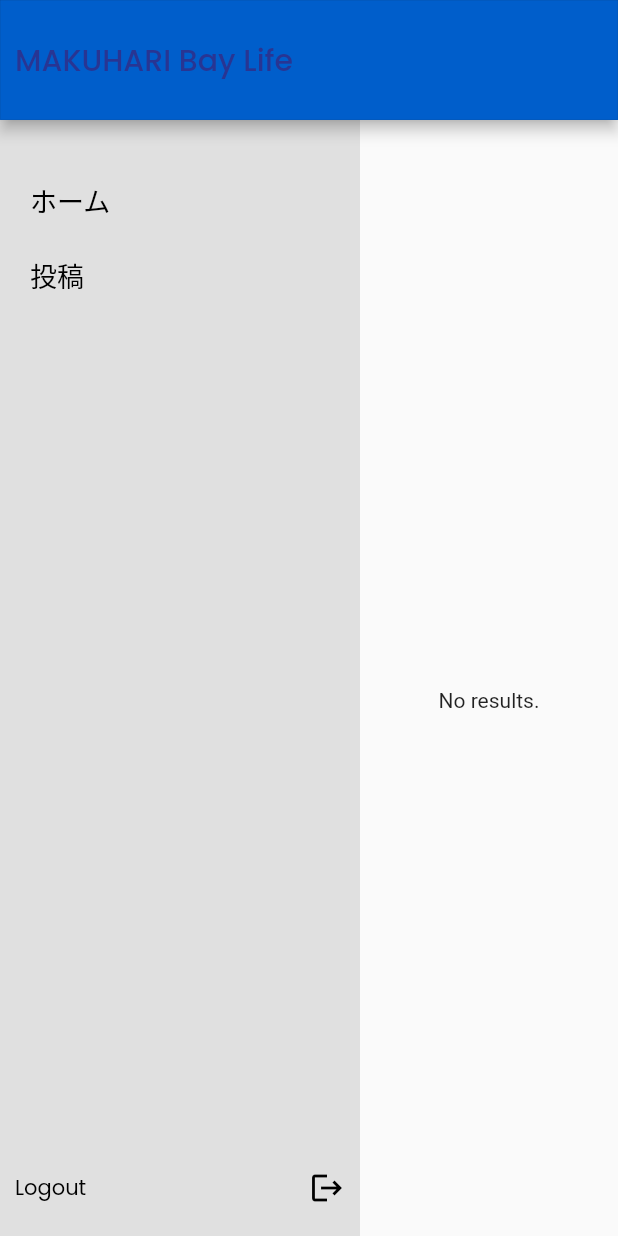
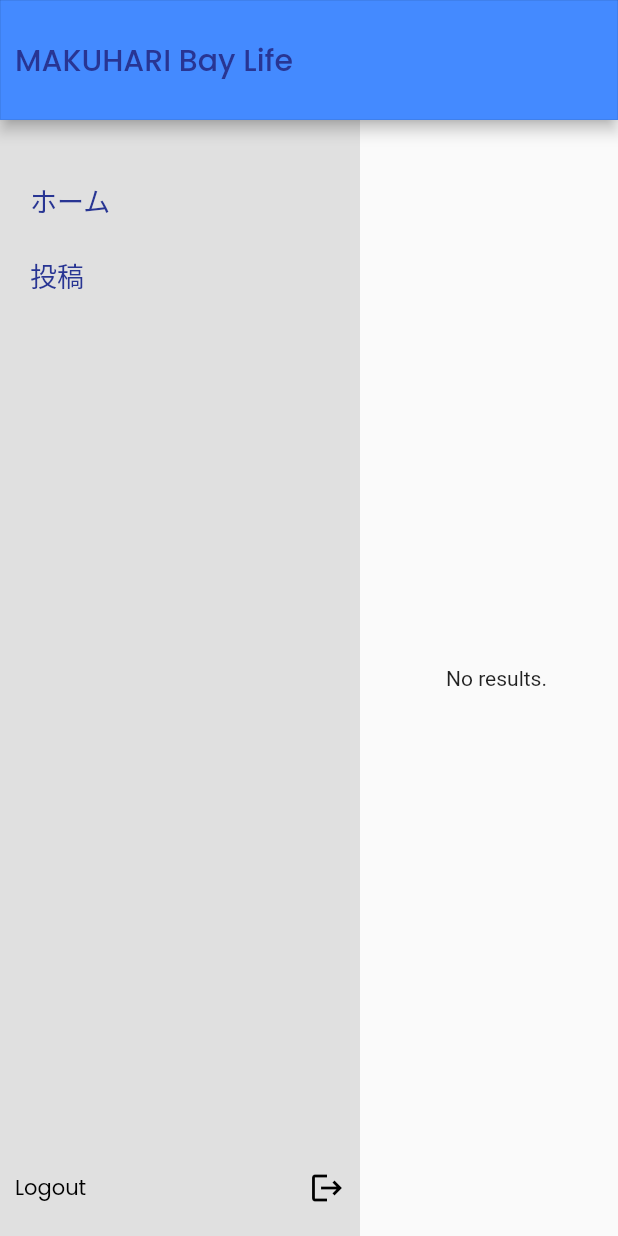
Before and after one commit to takase-pd/baylifeweb, a Flutter app: the HomePageWidget screen opened directly, on a phone screen of 412 x 824 dp. Run offline on Flutter 3.47's test engine with Material 2 defaults, Android fonts, the phone set to English and light mode, and no system bars; our stand-ins replace auto_size_text, built_collection, built_value, cloud_firestore, firebase_auth, firebase_core and 10 more; accounts and stored records are empty; generated files the repository leaves out were written again; network calls fail.

Commit message:
Updating to latest FlutterFlow output.

```diff
--- a/lib/components/header_widget.dart
+++ b/lib/components/header_widget.dart
@@ -17,7 +17,7 @@ class _HeaderWidgetState extends State<HeaderWidget> {
       width: double.infinity,
       height: 80,
       decoration: BoxDecoration(
-        color: FlutterFlowTheme.tertiaryColor,
+        color: FlutterFlowTheme.primaryColor,
         border: Border.all(
           width: 0.05,
         ),
@@ -32,6 +32,7 @@ class _HeaderWidgetState extends State<HeaderWidget> {
               'MAKUHARI Bay Life',
               style: FlutterFlowTheme.title3.override(
                 fontFamily: 'Poppins',
+                color: FlutterFlowTheme.textPrimary,
               ),
             )
           ],
--- a/lib/components/main_menu_widget.dart
+++ b/lib/components/main_menu_widget.dart
@@ -37,9 +37,7 @@ class _MainMenuWidgetState extends State<MainMenuWidget> {
                   Container(
                     width: 200,
                     height: 50,
-                    decoration: BoxDecoration(
-                      color: FlutterFlowTheme.grayDark,
-                    ),
+                    decoration: BoxDecoration(),
                     child: InkWell(
                       onTap: () async {
                         await Navigator.push(
@@ -53,6 +51,7 @@ class _MainMenuWidgetState extends State<MainMenuWidget> {
                         'ホーム',
                         style: FlutterFlowTheme.subtitle1.override(
                           fontFamily: 'Poppins',
+                          color: FlutterFlowTheme.textPrimary,
                         ),
                       ),
                     ),
@@ -60,9 +59,7 @@ class _MainMenuWidgetState extends State<MainMenuWidget> {
                   Container(
                     width: 200,
                     height: 50,
-                    decoration: BoxDecoration(
-                      color: FlutterFlowTheme.grayDark,
-                    ),
+                    decoration: BoxDecoration(),
                     child: InkWell(
                       onTap: () async {
                         await Navigator.push(
@@ -76,6 +73,7 @@ class _MainMenuWidgetState extends State<MainMenuWidget> {
                         '投稿',
                         style: FlutterFlowTheme.subtitle1.override(
                           fontFamily: 'Poppins',
+                          color: FlutterFlowTheme.textPrimary,
                         ),
                       ),
                     ),
@@ -94,6 +92,7 @@ class _MainMenuWidgetState extends State<MainMenuWidget> {
                   'Logout',
                   style: FlutterFlowTheme.bodyText1.override(
                     fontFamily: 'Poppins',
+                    color: FlutterFlowTheme.textDark,
                   ),
                 ),
                 InkWell(
```
Also changed, not shown: lib/flutter_flow/flutter_flow_toggle_icon.dart (added, +21 -0 lines), lib/home_page/home_page_widget.dart (+39 -8 lines).
